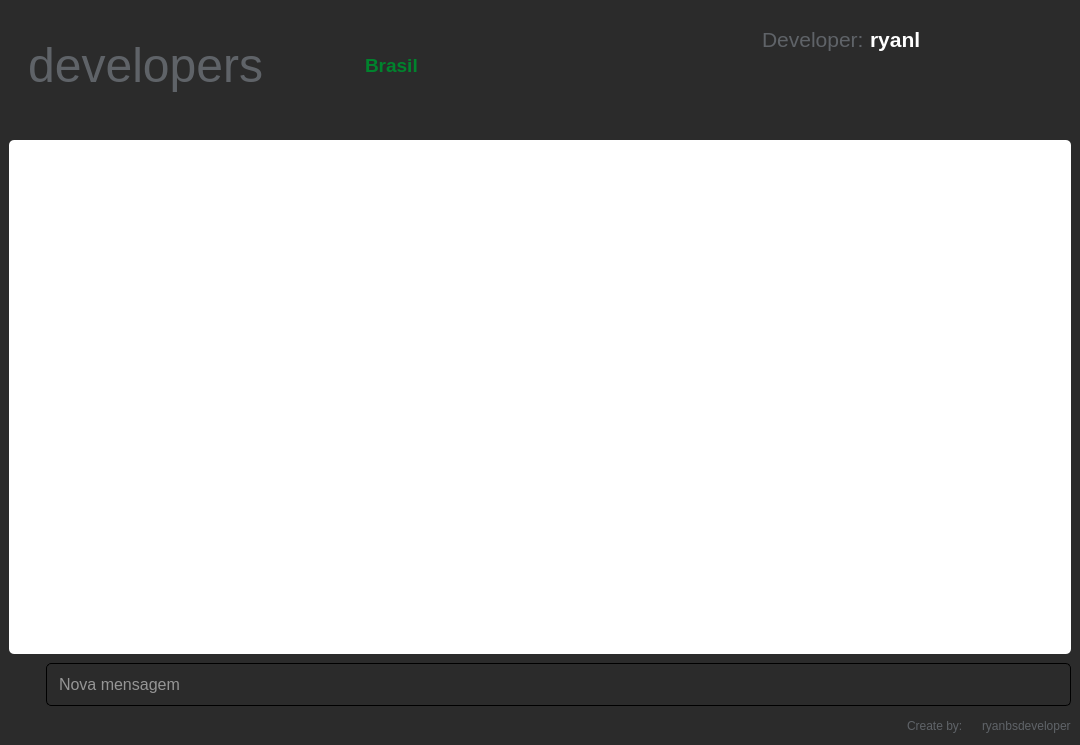
Old version of the form widgets/chat.ui in the repository ryanbsdeveloper/opensource-chat.
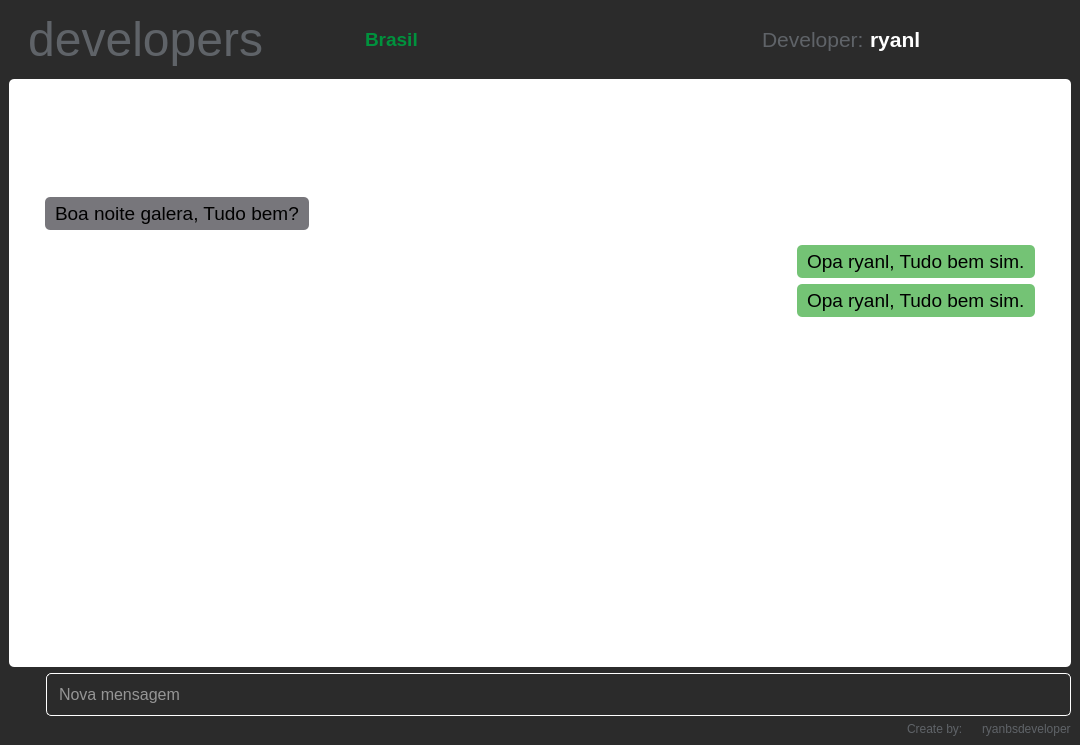
New version of the form. Icons and pictures are not drawn.

Patch:
```diff
--- a/widgets/chat.ui
+++ b/widgets/chat.ui
@@ -166,7 +166,7 @@
              </font>
             </property>
             <property name="styleSheet">
-             <string notr="true">color:#00832d</string>
+             <string notr="true">color:#00923d</string>
             </property>
             <property name="text">
              <string>Brasil</string>
@@ -217,7 +217,7 @@
                  </widget>
                 </item>
                 <item>
-                 <widget class="QLabel" name="label_2">
+                 <widget class="QLabel" name="nome_developer">
                   <property name="font">
                    <font>
                     <pointsize>16</pointsize>
@@ -234,7 +234,7 @@
                  </widget>
                 </item>
                 <item>
-                 <widget class="QLabel" name="label_4">
+                 <widget class="QLabel" name="logo">
                   <property name="maximumSize">
                    <size>
                     <width>30</width>
@@ -259,7 +259,7 @@
               </widget>
              </item>
              <item>
-              <widget class="QPushButton" name="pushButton_2">
+              <widget class="QPushButton" name="btn_config">
                <property name="maximumSize">
                 <size>
                  <width>35</width>
@@ -277,7 +277,7 @@
                </property>
                <property name="icon">
                 <iconset resource="../resources/resources.qrc">
-                 <normaloff>:/icons/user-gear-solid.svg</normaloff>:/icons/user-gear-solid.svg</iconset>
+                 <normaloff>:/icons/gear-solid.svg</normaloff>:/icons/gear-solid.svg</iconset>
                </property>
                <property name="iconSize">
                 <size>
@@ -308,6 +308,15 @@
        <enum>QFrame::Raised</enum>
       </property>
       <layout class="QHBoxLayout" name="horizontalLayout">
+       <property name="leftMargin">
+        <number>9</number>
+       </property>
+       <property name="topMargin">
+        <number>0</number>
+       </property>
+       <property name="bottomMargin">
+        <number>9</number>
+       </property>
        <item>
         <widget class="QFrame" name="frame_3">
          <property name="frameShape">
@@ -347,6 +356,287 @@
             <property name="frameShadow">
              <enum>QFrame::Raised</enum>
             </property>
+            <layout class="QVBoxLayout" name="verticalLayout_3">
+             <item>
+              <widget class="QScrollArea" name="scrollArea">
+               <property name="layoutDirection">
+                <enum>Qt::LeftToRight</enum>
+               </property>
+               <property name="frameShape">
+                <enum>QFrame::NoFrame</enum>
+               </property>
+               <property name="sizeAdjustPolicy">
+                <enum>QAbstractScrollArea::AdjustToContentsOnFirstShow</enum>
+               </property>
+               <property name="widgetResizable">
+                <bool>false</bool>
+               </property>
+               <property name="alignment">
+                <set>Qt::AlignBottom|Qt::AlignHCenter</set>
+               </property>
+               <widget class="QWidget" name="scrollAreaWidgetContents_2">
+                <property name="geometry">
+                 <rect>
+                  <x>0</x>
+                  <y>0</y>
+                  <width>1044</width>
+                  <height>512</height>
+                 </rect>
+                </property>
+                <layout class="QVBoxLayout" name="verticalLayout_6">
+                 <item alignment="Qt::AlignTop">
+                  <widget class="QFrame" name="frame_13">
+                   <property name="frameShape">
+                    <enum>QFrame::NoFrame</enum>
+                   </property>
+                   <property name="frameShadow">
+                    <enum>QFrame::Raised</enum>
+                   </property>
+                   <layout class="QVBoxLayout" name="verticalLayout_7">
+                    <item>
+                     <widget class="QFrame" name="frame_11">
+                      <property name="frameShape">
+                       <enum>QFrame::NoFrame</enum>
+                      </property>
+                      <property name="frameShadow">
+                       <enum>QFrame::Raised</enum>
+                      </property>
+                      <layout class="QVBoxLayout" name="verticalLayout_5">
+                       <property name="spacing">
+                        <number>2</number>
+                       </property>
+                       <item alignment="Qt::AlignLeft">
+                        <widget class="QFrame" name="frame_14">
+                         <property name="maximumSize">
+                          <size>
+                           <width>16777215</width>
+                           <height>30</height>
+                          </size>
+                         </property>
+                         <property name="frameShape">
+                          <enum>QFrame::NoFrame</enum>
+                         </property>
+                         <property name="frameShadow">
+                          <enum>QFrame::Raised</enum>
+                         </property>
+                         <layout class="QHBoxLayout" name="horizontalLayout_10">
+                          <property name="spacing">
+                           <number>2</number>
+                          </property>
+                          <property name="leftMargin">
+                           <number>0</number>
+                          </property>
+                          <property name="topMargin">
+                           <number>0</number>
+                          </property>
+                          <property name="rightMargin">
+                           <number>0</number>
+                          </property>
+                          <property name="bottomMargin">
+                           <number>0</number>
+                          </property>
+                          <item alignment="Qt::AlignRight">
+                           <widget class="QLabel" name="label_11">
+                            <property name="font">
+                             <font>
+                              <pointsize>14</pointsize>
+                              <weight>75</weight>
+                              <italic>false</italic>
+                              <bold>true</bold>
+                              <strikeout>false</strikeout>
+                             </font>
+                            </property>
+                            <property name="text">
+                             <string>&lt;fred&gt;</string>
+                            </property>
+                           </widget>
+                          </item>
+                          <item>
+                           <widget class="QLabel" name="label_12">
+                            <property name="maximumSize">
+                             <size>
+                              <width>25</width>
+                              <height>25</height>
+                             </size>
+                            </property>
+                            <property name="text">
+                             <string/>
+                            </property>
+                            <property name="pixmap">
+                             <pixmap resource="../resources/resources.qrc">:/icons/python</pixmap>
+                            </property>
+                            <property name="scaledContents">
+                             <bool>true</bool>
+                            </property>
+                           </widget>
+                          </item>
+                         </layout>
+                        </widget>
+                       </item>
+                       <item alignment="Qt::AlignLeft">
+                        <widget class="QLabel" name="label_13">
+                         <property name="maximumSize">
+                          <size>
+                           <width>16777215</width>
+                           <height>40</height>
+                          </size>
+                         </property>
+                         <property name="font">
+                          <font>
+                           <pointsize>14</pointsize>
+                          </font>
+                         </property>
+                         <property name="styleSheet">
+                          <string notr="true">padding:5px;
+background-color: rgb(119, 118, 123);</string>
+                         </property>
+                         <property name="text">
+                          <string>Boa noite galera, Tudo bem?</string>
+                         </property>
+                         <property name="scaledContents">
+                          <bool>true</bool>
+                         </property>
+                         <property name="wordWrap">
+                          <bool>false</bool>
+                         </property>
+                         <property name="margin">
+                          <number>0</number>
+                         </property>
+                        </widget>
+                       </item>
+                      </layout>
+                     </widget>
+                    </item>
+                    <item>
+                     <widget class="QFrame" name="frame_12">
+                      <property name="maximumSize">
+                       <size>
+                        <width>16777215</width>
+                        <height>330</height>
+                       </size>
+                      </property>
+                      <property name="frameShape">
+                       <enum>QFrame::NoFrame</enum>
+                      </property>
+                      <property name="frameShadow">
+                       <enum>QFrame::Raised</enum>
+                      </property>
+                      <layout class="QVBoxLayout" name="verticalLayout_4">
+                       <property name="spacing">
+                        <number>0</number>
+                       </property>
+                       <property name="topMargin">
+                        <number>0</number>
+                       </property>
+                       <property name="bottomMargin">
+                        <number>0</number>
+                       </property>
+                       <item alignment="Qt::AlignRight">
+                        <widget class="QLabel" name="label_10">
+                         <property name="maximumSize">
+                          <size>
+                           <width>16777215</width>
+                           <height>34</height>
+                          </size>
+                         </property>
+                         <property name="font">
+                          <font>
+                           <pointsize>14</pointsize>
+                          </font>
+                         </property>
+                         <property name="styleSheet">
+                          <string notr="true">padding:5px;
+background:rgb(116, 195, 117)</string>
+                         </property>
+                         <property name="text">
+                          <string>Opa ryanl, Tudo bem sim.</string>
+                         </property>
+                         <property name="scaledContents">
+                          <bool>true</bool>
+                         </property>
+                         <property name="wordWrap">
+                          <bool>false</bool>
+                         </property>
+                         <property name="margin">
+                          <number>0</number>
+                         </property>
+                        </widget>
+                       </item>
+                      </layout>
+                     </widget>
+                    </item>
+                    <item>
+                     <widget class="QFrame" name="frame_16">
+                      <property name="maximumSize">
+                       <size>
+                        <width>16777215</width>
+                        <height>330</height>
+                       </size>
+                      </property>
+                      <property name="frameShape">
+                       <enum>QFrame::NoFrame</enum>
+                      </property>
+                      <property name="frameShadow">
+                       <enum>QFrame::Raised</enum>
+                      </property>
+                      <layout class="QVBoxLayout" name="verticalLayout_8">
+                       <property name="spacing">
+                        <number>0</number>
+                       </property>
+                       <property name="leftMargin">
+                        <number>9</number>
+                       </property>
+                       <property name="topMargin">
+                        <number>0</number>
+                       </property>
+                       <property name="rightMargin">
+                        <number>9</number>
+                       </property>
+                       <property name="bottomMargin">
+                        <number>0</number>
+                       </property>
+                       <item alignment="Qt::AlignRight">
+                        <widget class="QLabel" name="label_14">
+                         <property name="maximumSize">
+                          <size>
+                           <width>16777215</width>
+                           <height>34</height>
+                          </size>
+                         </property>
+                         <property name="font">
+                          <font>
+                           <pointsize>14</pointsize>
+                          </font>
+                         </property>
+                         <property name="styleSheet">
+                          <string notr="true">padding:5px;
+background:rgb(116, 195, 117)</string>
+                         </property>
+                         <property name="text">
+                          <string>Opa ryanl, Tudo bem sim.</string>
+                         </property>
+                         <property name="scaledContents">
+                          <bool>true</bool>
+                         </property>
+                         <property name="wordWrap">
+                          <bool>false</bool>
+                         </property>
+                         <property name="margin">
+                          <number>0</number>
+                         </property>
+                        </widget>
+                       </item>
+                      </layout>
+                     </widget>
+                    </item>
+                   </layout>
+                  </widget>
+                 </item>
+                </layout>
+               </widget>
+              </widget>
+             </item>
+            </layout>
            </widget>
           </item>
           <item>
@@ -383,7 +673,10 @@
               <number>0</number>
              </property>
              <item>
-              <widget class="QPushButton" name="pushButton">
+              <widget class="QPushButton" name="btn_msg">
+               <property name="cursor">
+                <cursorShape>PointingHandCursor</cursorShape>
+               </property>
                <property name="styleSheet">
                 <string notr="true">border:0</string>
                </property>
@@ -403,7 +696,7 @@
               </widget>
              </item>
              <item>
-              <widget class="QLineEdit" name="lineEdit">
+              <widget class="QLineEdit" name="input_msg">
                <property name="font">
                 <font>
                  <pointsize>12</pointsize>
@@ -413,7 +706,7 @@
                 <string notr="true">
 QLineEdit{
 padding:10px;color:white;
-border-radius:5px;border:1px solid
+border-radius:5px;border:1px solid white
 }
 QLineEdit:focus{
 border:1px solid rgb(37, 135, 29)
```
